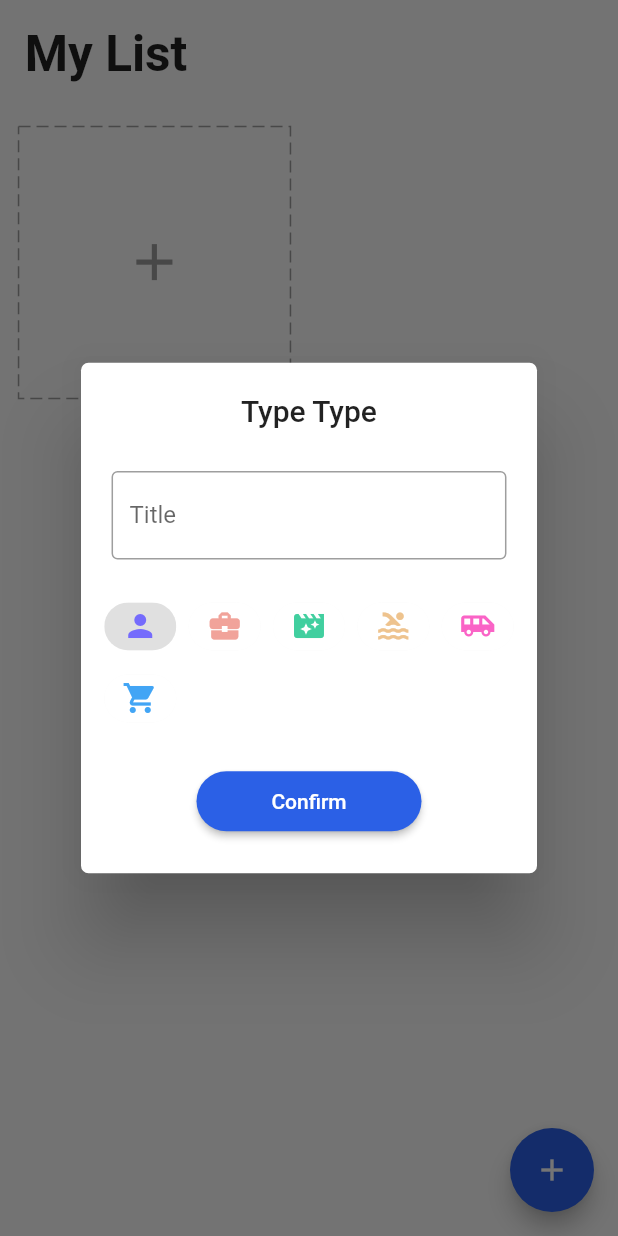
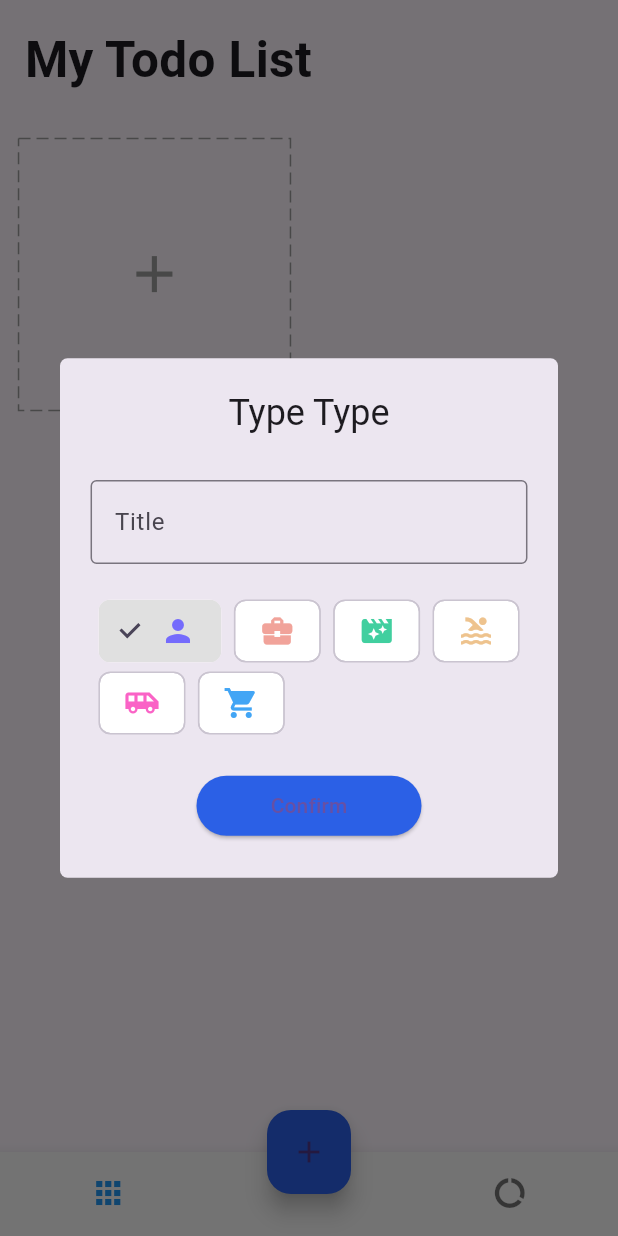
Before and after one commit to djcrust/todo_project, a Flutter app: the screen it shows after launch, after a tap on the "add" icon, on a phone screen of 412 x 824 dp. Run offline on Flutter 3.47's test engine with Material 2 defaults, Android fonts, the light colour scheme and no system bars; drawn by our look-alikes of dotted_border; our stand-ins replace equatable, flutter_easyloading, get, get_storage, step_progress_indicator.

Commit message:
Report page 1

```diff
--- a/lib/app/modules/detail/view.dart
+++ b/lib/app/modules/detail/view.dart
@@ -3,6 +3,8 @@ import 'package:flutter_easyloading/flutter_easyloading.dart';
 import 'package:get/get.dart';
 import 'package:step_progress_indicator/step_progress_indicator.dart';
 import 'package:todo_project/app/core/utils/extensions.dart';
+import 'package:todo_project/app/modules/detail/widgets/doing_list.dart';
+import 'package:todo_project/app/modules/detail/widgets/done_list.dart';
 import 'package:todo_project/app/modules/home/controller.dart';
 
 class Detailpage extends StatelessWidget {
@@ -143,6 +145,8 @@ class Detailpage extends StatelessWidget {
                 },
               ),
             ),
+            DoingList(),
+            DoneList(),
           ],
         ),
       ),
--- a/lib/app/modules/home/controller.dart
+++ b/lib/app/modules/home/controller.dart
@@ -1,4 +1,5 @@
 import 'package:flutter/cupertino.dart';
+import 'package:flutter/foundation.dart';
 import 'package:todo_project/app/data/models/task.dart';
 import 'package:get/get.dart';
 import 'package:todo_project/app/data/services/storage/repository.dart';
@@ -11,10 +12,13 @@ class HomeController extends GetxController {
 
   final formKey = GlobalKey<FormState>();
   final editCrtl = TextEditingController();
+  final tabIndex = 0.obs;
   final chipIndex = 0.obs;
   final deleting = false.obs;
   final tasks = <Task>[].obs;
   final task = Rx<Task?>(null);
+  final doingTodos = <dynamic>[].obs;
+  final doneTodos = <dynamic>[].obs;
 
   @override
   void onInit() {
@@ -29,6 +33,10 @@ class HomeController extends GetxController {
     super.onClose();
   }
 
+  void changeTabIndex(int index) {
+    tabIndex.value = index;
+  }
+
   void changeChipIndex(int value) {
     chipIndex.value = value;
   }
@@ -39,6 +47,20 @@ class HomeController extends GetxController {
 
   void changeTask(Task? select) {
     task.value = select;
+  }
+
+  void changeTodos(List<dynamic> select) {
+    doingTodos.clear();
+    doneTodos.clear();
+    for (int i = 0; i < select.length; i++) {
+      var todo = select[i];
+      var status = todo['done'];
+      if (status == true) {
+        doneTodos.add(todo);
+      } else {
+        doingTodos.add(todo);
+      }
+    }
   }
 
   bool addTask(Task task) {
@@ -70,4 +92,87 @@ class HomeController extends GetxController {
   bool containeTodo(List todos, String title) {
     return todos.any((element) => element['title'] == title);
   }
+
+  bool addTodo(String title) {
+    var todo = {'title': title, 'done': false};
+    if (doingTodos
+        .any((element) => mapEquals<String, dynamic>(todo, element))) {
+      return false;
+    }
+    var doneTodo = {'title': title, 'done': true};
+    if (doneTodos
+        .any((element) => mapEquals<String, dynamic>(doneTodo, element))) {
+      return false;
+    }
+    doingTodos.add(todo);
+    return true;
+  }
+
+  void updateTodos() {
+    var newTodos = <Map<String, dynamic>>[];
+    newTodos.addAll([
+      ...doingTodos,
+      ...doneTodos,
+    ]);
+    var newTask = task.value!.copyWith(todos: newTodos);
+    int oldIdx = tasks.indexOf(task.value);
+    tasks[oldIdx] = newTask;
+    tasks.refresh();
+  }
+
+  void doneTodo(String title) {
+    var doingTodo = {'title': title, 'done': false};
+    int index = doingTodos.indexWhere(
+        (element) => mapEquals<String, dynamic>(doingTodo, element));
+    doingTodos.removeAt(index);
+    var doneTodo = {'title': title, 'done': true};
+    doneTodos.add(doneTodo);
+    doingTodos.refresh();
+    doneTodos.refresh();
+  }
+
+  void deleteDoneTodo(dynamic doneTodo) {
+    int index = doneTodos
+        .indexWhere((element) => mapEquals<String, dynamic>(doneTodo, element));
+    doneTodos.removeAt(index);
+    doneTodos.refresh();
+  }
+
+  bool isTodoEmpty(Task task) {
+    return task.todos == null || task.todos!.isEmpty;
+  }
+
+  int getDoneTodo(Task task) {
+    var res = 0;
+    for (int i = 0; i < task.todos!.length; i++) {
+      if (task.todos![i]['done'] == true) {
+        res += 1;
+      }
+    }
+    return res;
+  }
+
+  int getTotalTask() {
+    var res = 0;
+    for (int i = 0; i < tasks.length; i++) {
+      if (tasks[i].todos != null) {
+        res += tasks[i].todos!.length;
+      }
+    }
+    return res;
+  }
+
+  int getTotalDoneTask() {
+    var res = 0;
+    for (int i = 0; i < tasks.length; i++) {
+      if (tasks[i].todos != null) {
+        for (int j = 0; j < tasks[i].todos!.length; j++) {
+          if (tasks[i].todos![j]['done'] == true) {
+            res += 1;
+          }
+        }
+      }
+    }
+    return res;
+  }
 }
--- a/lib/app/modules/home/view.dart
+++ b/lib/app/modules/home/view.dart
@@ -8,6 +8,7 @@ import 'package:todo_project/app/core/utils/extensions.dart';
 import 'package:todo_project/app/modules/home/widgets/add_card.dart';
 import 'package:todo_project/app/modules/home/widgets/add_dialog.dart';
 import 'package:todo_project/app/modules/home/widgets/task_card.dart';
+import 'package:todo_project/app/modules/report/view.dart';
 
 class Homepage extends GetView<HomeController> {
   const Homepage({Key? key}) : super(key: key);
@@ -15,15 +16,19 @@ class Homepage extends GetView<HomeController> {
   @override
   Widget build(BuildContext context) {
     return Scaffold(
-      body: SafeArea(
+      body: Obx(
+        () => IndexedStack(
+          index: controller.tabIndex.value,
+          children: [
+            SafeArea(
               child: ListView(
                 children: [
                   Padding(
                     padding: EdgeInsets.all(4.0.wp),
                     child: Text(
-                'My List',
-                style:
-                    TextStyle(fontSize: 24.0.sp, fontWeight: FontWeight.bold),
+                      'My Todo List',
+                      style: TextStyle(
+                          fontSize: 24.0.sp, fontWeight: FontWeight.bold),
                     ),
                   ),
                   Obx(
@@ -36,10 +41,12 @@ class Homepage extends GetView<HomeController> {
                             .map(
                               (element) => LongPressDraggable(
                                 data: element,
-                          onDragStarted: () => controller.changeDeleting(true),
+                                onDragStarted: () =>
+                                    controller.changeDeleting(true),
                                 onDraggableCanceled: (_, __) =>
                                     controller.changeDeleting(false),
-                          onDragEnd: (_) => controller.changeDeleting(false),
+                                onDragEnd: (_) =>
+                                    controller.changeDeleting(false),
                                 feedback: Opacity(
                                   opacity: 0.8,
                                   child: TaskCard(task: element),
@@ -52,6 +59,10 @@ class Homepage extends GetView<HomeController> {
                       ],
                     ),
                   ),
+                ],
+              ),
+            ),
+            ReportPage(),
           ],
         ),
       ),
@@ -79,6 +90,37 @@ class Homepage extends GetView<HomeController> {
           EasyLoading.showSuccess('Delete Success');
         },
       ),
+      floatingActionButtonLocation: FloatingActionButtonLocation.centerDocked,
+      bottomNavigationBar: Theme(
+        data: ThemeData(
+          splashColor: Colors.transparent,
+          highlightColor: Colors.transparent,
+        ),
+        child: Obx(
+          () => BottomNavigationBar(
+            onTap: (int index) => controller.changeTabIndex(index),
+            currentIndex: controller.tabIndex.value,
+            showSelectedLabels: false,
+            showUnselectedLabels: false,
+            items: [
+              BottomNavigationBarItem(
+                label: 'Home',
+                icon: Padding(
+                  padding: EdgeInsets.only(right: 15.0.wp),
+                  child: const Icon(Icons.apps),
+                ),
+              ),
+              BottomNavigationBarItem(
+                label: 'Report',
+                icon: Padding(
+                  padding: EdgeInsets.only(left: 15.0.wp),
+                  child: const Icon(Icons.data_usage),
+                ),
+              ),
+            ],
+          ),
+        ),
+      ),
     );
   }
 }
--- /dev/null
+++ b/lib/app/modules/report/view.dart
@@ -0,0 +1,38 @@
+import 'package:flutter/material.dart';
+import 'package:get/get.dart';
+import 'package:todo_project/app/core/utils/extensions.dart';
+import 'package:todo_project/app/modules/home/controller.dart';
+
+class ReportPage extends StatelessWidget {
+  final homeCtrl = Get.find<HomeController>();
+  ReportPage({Key? key}) : super(key: key);
+
+  @override
+  Widget build(BuildContext context) {
+    return Scaffold(
+      body: SafeArea(
+        child: Obx(() {
+          var createdTasks = homeCtrl.getTotalTask();
+          var completedTasks = homeCtrl.getTotalDoneTask();
+          var liveTasks = createdTasks - completedTasks;
+          var percent =
+              (completedTasks / createdTasks * 100).toStringAsFixed(0);
+          return ListView(
+            children: [
+              Padding(
+                padding: EdgeInsets.all(4.0.wp),
+                child: Text(
+                  'My Report',
+                  style: TextStyle(
+                    fontSize: 24.0.sp,
+                    fontWeight: FontWeight.bold,
+                  ),
+                ),
+              )
+            ],
+          );
+        }),
+      ),
+    );
+  }
+}
--- a/lib/main.dart
+++ b/lib/main.dart
@@ -19,6 +19,9 @@ class MyApp extends StatelessWidget {
   Widget build(BuildContext context) {
     return GetMaterialApp(
       debugShowCheckedModeBanner: false,
+      theme: ThemeData(
+        useMaterial3: true,
+      ),
       title: 'Todo Project with Getx',
       home: const Homepage(),
       initialBinding: HomeBinding(),
--- a/pubspec.yaml
+++ b/pubspec.yaml
@@ -36,6 +36,7 @@ dependencies:
   dotted_border: ^2.0.0+2
   get: ^4.6.1
   step_progress_indicator: ^1.0.2
+  intl: ^0.17.0
 
 dev_dependencies:
   flutter_test:
@@ -60,8 +61,8 @@ flutter:
   uses-material-design: true
 
   # To add assets to your application, add an assets section, like this:
-  # assets:
-  #   - images/a_dot_burr.jpeg
+  assets:
+    - assets/images/
   #   - images/a_dot_ham.jpeg
 
   # An image asset can refer to one or more resolution-specific "variants", see
```
Also changed, not shown: lib/app/modules/detail/widgets/doing_list.dart (added, +74 -0 lines), lib/app/modules/detail/widgets/done_list.dart (added, +87 -0 lines), lib/app/modules/home/widgets/task_card.dart (+12 -4 lines), assets/images/task.jpg (added), pubspec.lock. Lines whose indentation alone changed are shown as unchanged.
